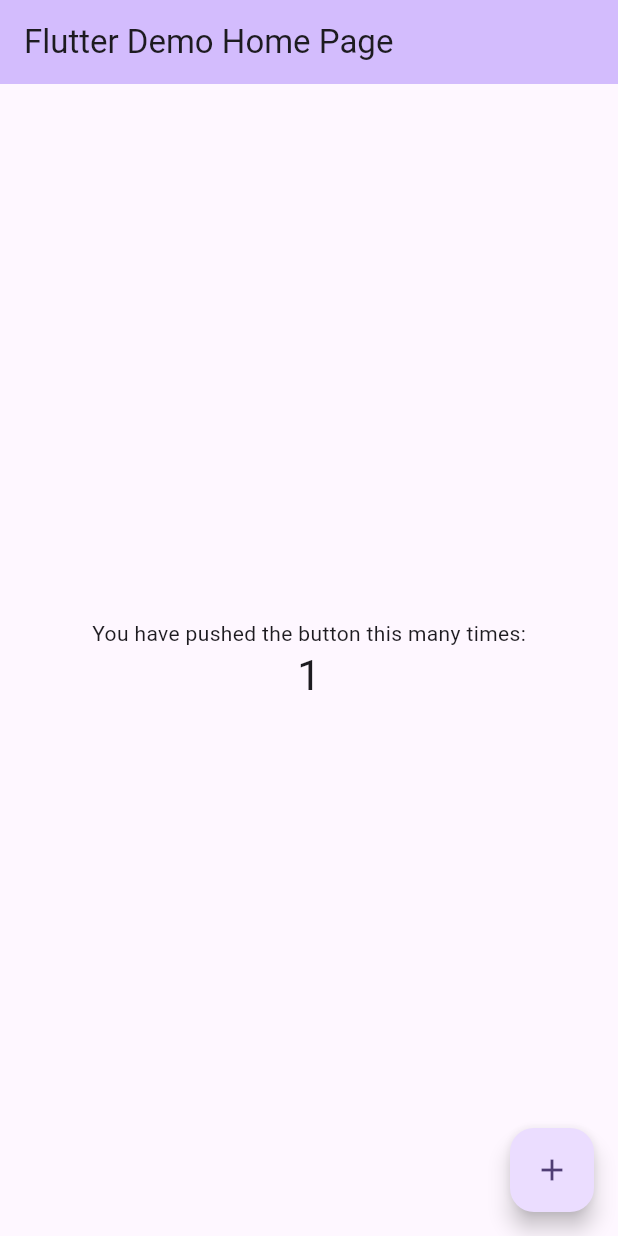
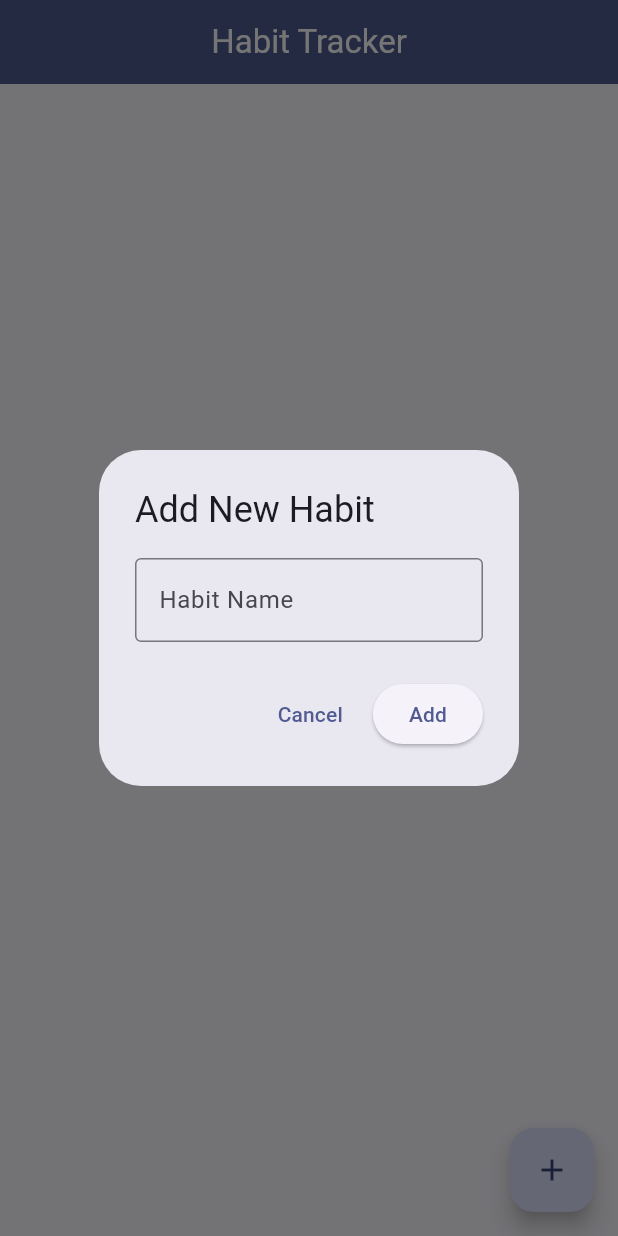
Before and after one commit to marriyamrehman/habit_tracker, a Flutter app: the screen it shows after launch, after a tap on the "add" icon, on a phone screen of 412 x 824 dp. Run offline on Flutter 3.47's test engine with Material 3 defaults, Android fonts, the phone set to English and light mode, and no system bars; our stand-ins replace shared_preferences.

Commit message:
Initial Flutter project commit

```diff
--- a/lib/main.dart
+++ b/lib/main.dart
@@ -1,122 +1,22 @@
 import 'package:flutter/material.dart';
+import 'screens/home_screen.dart';
 
-void main() {
-  runApp(const MyApp());
-}
+void main() => runApp(const HabitTrackerApp());
 
-class MyApp extends StatelessWidget {
-  const MyApp({super.key});
+class HabitTrackerApp extends StatelessWidget {
+  const HabitTrackerApp({super.key});
 
-  // This widget is the root of your application.
   @override
   Widget build(BuildContext context) {
     return MaterialApp(
-      title: 'Flutter Demo',
+      title: 'Habit Tracker',
+      debugShowCheckedModeBanner: false,
       theme: ThemeData(
-        // This is the theme of your application.
-        //
-        // TRY THIS: Try running your application with "flutter run". You'll see
-        // the application has a purple toolbar. Then, without quitting the app,
-        // try changing the seedColor in the colorScheme below to Colors.green
-        // and then invoke "hot reload" (save your changes or press the "hot
-        // reload" button in a Flutter-supported IDE, or press "r" if you used
-        // the command line to start the app).
-        //
-        // Notice that the counter didn't reset back to zero; the application
-        // state is not lost during the reload. To reset the state, use hot
-        // restart instead.
-        //
-        // This works for code too, not just values: Most code changes can be
-        // tested with just a hot reload.
-        colorScheme: ColorScheme.fromSeed(seedColor: Colors.deepPurple),
+        useMaterial3: true,
+        colorSchemeSeed: Colors.indigo,
+        brightness: Brightness.light,
       ),
-      home: const MyHomePage(title: 'Flutter Demo Home Page'),
+      home: const HomeScreen(),
     );
   }
 }
-
-class MyHomePage extends StatefulWidget {
-  const MyHomePage({super.key, required this.title});
-
-  // This widget is the home page of your application. It is stateful, meaning
-  // that it has a State object (defined below) that contains fields that affect
-  // how it looks.
-
-  // This class is the configuration for the state. It holds the values (in this
-  // case the title) provided by the parent (in this case the App widget) and
-  // used by the build method of the State. Fields in a Widget subclass are
-  // always marked "final".
-
-  final String title;
-
-  @override
-  State<MyHomePage> createState() => _MyHomePageState();
-}
-
-class _MyHomePageState extends State<MyHomePage> {
-  int _counter = 0;
-
-  void _incrementCounter() {
-    setState(() {
-      // This call to setState tells the Flutter framework that something has
-      // changed in this State, which causes it to rerun the build method below
-      // so that the display can reflect the updated values. If we changed
-      // _counter without calling setState(), then the build method would not be
-      // called again, and so nothing would appear to happen.
-      _counter++;
-    });
-  }
-
-  @override
-  Widget build(BuildContext context) {
-    // This method is rerun every time setState is called, for instance as done
-    // by the _incrementCounter method above.
-    //
-    // The Flutter framework has been optimized to make rerunning build methods
-    // fast, so that you can just rebuild anything that needs updating rather
-    // than having to individually change instances of widgets.
-    return Scaffold(
-      appBar: AppBar(
-        // TRY THIS: Try changing the color here to a specific color (to
-        // Colors.amber, perhaps?) and trigger a hot reload to see the AppBar
-        // change color while the other colors stay the same.
-        backgroundColor: Theme.of(context).colorScheme.inversePrimary,
-        // Here we take the value from the MyHomePage object that was created by
-        // the App.build method, and use it to set our appbar title.
-        title: Text(widget.title),
-      ),
-      body: Center(
-        // Center is a layout widget. It takes a single child and positions it
-        // in the middle of the parent.
-        child: Column(
-          // Column is also a layout widget. It takes a list of children and
-          // arranges them vertically. By default, it sizes itself to fit its
-          // children horizontally, and tries to be as tall as its parent.
-          //
-          // Column has various properties to control how it sizes itself and
-          // how it positions its children. Here we use mainAxisAlignment to
-          // center the children vertically; the main axis here is the vertical
-          // axis because Columns are vertical (the cross axis would be
-          // horizontal).
-          //
-          // TRY THIS: Invoke "debug painting" (choose the "Toggle Debug Paint"
-          // action in the IDE, or press "p" in the console), to see the
-          // wireframe for each widget.
-          mainAxisAlignment: MainAxisAlignment.center,
-          children: <Widget>[
-            const Text('You have pushed the button this many times:'),
-            Text(
-              '$_counter',
-              style: Theme.of(context).textTheme.headlineMedium,
-            ),
-          ],
-        ),
-      ),
-      floatingActionButton: FloatingActionButton(
-        onPressed: _incrementCounter,
-        tooltip: 'Increment',
-        child: const Icon(Icons.add),
-      ), // This trailing comma makes auto-formatting nicer for build methods.
-    );
-  }
-}
--- /dev/null
+++ b/lib/screens/home_screen.dart
@@ -0,0 +1,173 @@
+import 'package:flutter/material.dart';
+import 'package:shared_preferences/shared_preferences.dart';
+
+class HomeScreen extends StatefulWidget {
+  const HomeScreen({super.key});
+
+  @override
+  State<HomeScreen> createState() => _HomeScreenState();
+}
+
+class _HomeScreenState extends State<HomeScreen> {
+  final List<Map<String, dynamic>> _habits = [];
+
+  @override
+  void initState() {
+    super.initState();
+    _loadHabits();
+  }
+
+  // --- Shared Preferences Functions ---
+
+  // Save the habits list to local storage
+  Future<void> _saveHabits() async {
+    final prefs = await SharedPreferences.getInstance();
+    final habitNames = _habits.map((habit) => habit['name'] as String).toList();
+    final habitDone = _habits.map((habit) => habit['done'].toString()).toList();
+    final habitStreak = _habits.map((habit) => habit['streak'].toString()).toList();
+
+    await prefs.setStringList('habitNames', habitNames);
+    await prefs.setStringList('habitDone', habitDone);
+    await prefs.setStringList('habitStreak', habitStreak);
+  }
+
+  // Load the habits list from local storage
+  Future<void> _loadHabits() async {
+    final prefs = await SharedPreferences.getInstance();
+    final names = prefs.getStringList('habitNames');
+    final done = prefs.getStringList('habitDone');
+    final streak = prefs.getStringList('habitStreak');
+
+    if (names != null && done != null && streak != null) {
+      setState(() {
+        _habits.clear();
+        for (int i = 0; i < names.length; i++) {
+          _habits.add({
+            'name': names[i],
+            'done': done[i] == 'true',
+            'streak': int.tryParse(streak[i]) ?? 0,
+          });
+        }
+      });
+    }
+  }
+
+  // --- Add Habit Dialog ---
+  void _showAddHabitDialog(BuildContext context) {
+    final TextEditingController nameController = TextEditingController();
+
+    showDialog(
+      context: context,
+      builder: (context) => AlertDialog(
+        title: const Text('Add New Habit'),
+        content: TextField(
+          controller: nameController,
+          decoration: const InputDecoration(
+            labelText: 'Habit Name',
+            border: OutlineInputBorder(),
+          ),
+        ),
+        actions: [
+          TextButton(
+            onPressed: () => Navigator.pop(context),
+            child: const Text('Cancel'),
+          ),
+          ElevatedButton(
+            onPressed: () {
+              if (nameController.text.trim().isNotEmpty) {
+                setState(() {
+                  _habits.add({
+                    'name': nameController.text.trim(),
+                    'done': false,
+                    'streak': 0,
+                  });
+                });
+                _saveHabits();
+                Navigator.pop(context);
+              }
+            },
+            child: const Text('Add'),
+          ),
+        ],
+      ),
+    );
+  }
+
+  // --- Toggle habit status ---
+  void _toggleHabit(Map<String, dynamic> habit) {
+    setState(() {
+      habit['done'] = !habit['done'];
+    });
+    _saveHabits();
+  }
+
+  @override
+  Widget build(BuildContext context) {
+    final cs = Theme.of(context).colorScheme;
+    return Scaffold(
+      appBar: AppBar(
+        title: const Text('Habit Tracker'),
+        centerTitle: true,
+        elevation: 0,
+        backgroundColor: cs.primary,
+        foregroundColor: cs.onPrimary,
+      ),
+      body: _habits.isEmpty
+          ? const Center(
+              child: Text(
+                'No habits yet.\nTap + to add your first habit!',
+                textAlign: TextAlign.center,
+                style: TextStyle(fontSize: 16, color: Colors.grey),
+              ),
+            )
+          : ListView.builder(
+              padding: const EdgeInsets.all(16),
+              itemCount: _habits.length,
+              itemBuilder: (context, index) {
+                final habit = _habits[index];
+                return Card(
+                  elevation: 2,
+                  margin: const EdgeInsets.symmetric(vertical: 8),
+                  shape: RoundedRectangleBorder(
+                    borderRadius: BorderRadius.circular(14),
+                  ),
+                  child: ListTile(
+                    contentPadding: const EdgeInsets.symmetric(
+                      horizontal: 16,
+                      vertical: 12,
+                    ),
+                    leading: InkWell(
+                      onTap: () => _toggleHabit(habit),
+                      borderRadius: BorderRadius.circular(30),
+                      child: Icon(
+                        habit['done']
+                            ? Icons.check_circle
+                            : Icons.radio_button_unchecked,
+                        size: 32,
+                        color: habit['done'] ? Colors.green : Colors.grey,
+                      ),
+                    ),
+                    title: Text(
+                      habit['name'],
+                      style: TextStyle(
+                        fontSize: 16,
+                        decoration: habit['done']
+                            ? TextDecoration.lineThrough
+                            : TextDecoration.none,
+                      ),
+                    ),
+                    subtitle: Text('${habit['streak']} day streak'),
+                    trailing: const Icon(Icons.chevron_right),
+                    onTap: () => _toggleHabit(habit),
+                  ),
+                );
+              },
+            ),
+      floatingActionButton: FloatingActionButton(
+        onPressed: () => _showAddHabitDialog(context),
+        shape: RoundedRectangleBorder(borderRadius: BorderRadius.circular(16)),
+        child: const Icon(Icons.add),
+      ),
+    );
+  }
+}
--- a/pubspec.yaml
+++ b/pubspec.yaml
@@ -38,6 +38,7 @@ dependencies:
 dev_dependencies:
   flutter_test:
     sdk: flutter
+  shared_preferences: ^2.3.2
 
   # The "flutter_lints" package below contains a set of recommended lints to
   # encourage good coding practices. The lint set provided by the package is
```
Also changed, not shown: pubspec.lock, 1 other file.
